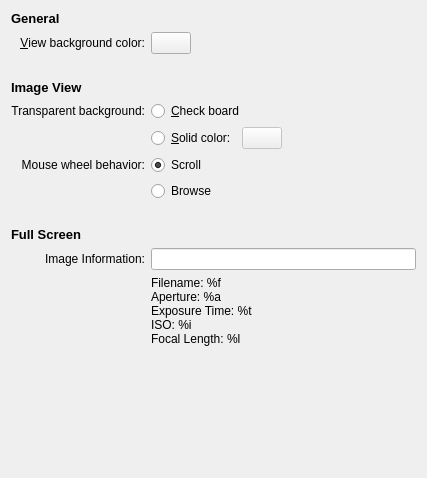
Before: the Qt Designer form app/configdialog.ui in KDE/gwenview, drawn with Qt 5.
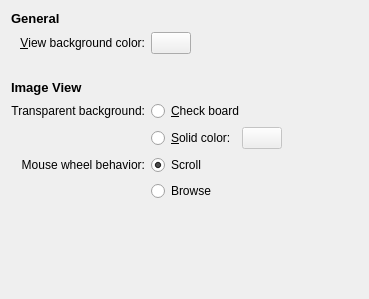
After: the same form once the commit is applied. Custom widgets are drawn as their Qt base class.

Commit message: Removed fullscreen configuration.

```diff
--- a/app/configdialog.ui
+++ b/app/configdialog.ui
@@ -5,8 +5,8 @@
    <rect>
     <x>0</x>
     <y>0</y>
-    <width>427</width>
-    <height>478</height>
+    <width>369</width>
+    <height>299</height>
    </rect>
   </property>
   <layout class="QGridLayout" name="gridLayout" >
@@ -159,7 +159,7 @@
        </property>
        <property name="sizeHint" stdset="0" >
         <size>
-         <width>40</width>
+         <width>20</width>
          <height>20</height>
         </size>
        </property>
@@ -228,67 +228,14 @@
      </item>
     </layout>
    </item>
-   <item row="8" column="0" >
+   <item row="8" column="0" colspan="2" >
     <spacer>
      <property name="orientation" >
       <enum>Qt::Vertical</enum>
      </property>
-     <property name="sizeType" >
-      <enum>QSizePolicy::Fixed</enum>
-     </property>
      <property name="sizeHint" stdset="0" >
       <size>
        <width>20</width>
-       <height>20</height>
-      </size>
-     </property>
-    </spacer>
-   </item>
-   <item row="9" column="0" colspan="2" >
-    <widget class="QLabel" name="label_5" >
-     <property name="text" >
-      <string>&lt;html>&lt;head>&lt;meta name="qrichtext" content="1" />&lt;style type="text/css">
-p, li { white-space: pre-wrap; }
-&lt;/style>&lt;/head>&lt;body style=" font-family:'Sans Serif'; font-size:10pt; font-weight:400; font-style:normal;">
-&lt;p style=" margin-top:0px; margin-bottom:0px; margin-left:0px; margin-right:0px; -qt-block-indent:0; text-indent:0px;">&lt;span style=" font-weight:600;">Full Screen&lt;/span>&lt;/p>&lt;/body>&lt;/html></string>
-     </property>
-    </widget>
-   </item>
-   <item row="10" column="0" >
-    <widget class="QLabel" name="label_6" >
-     <property name="text" >
-      <string>Image Information:</string>
-     </property>
-     <property name="alignment" >
-      <set>Qt::AlignRight|Qt::AlignTrailing|Qt::AlignVCenter</set>
-     </property>
-     <property name="buddy" >
-      <cstring>kcfg_FullScreenInfo</cstring>
-     </property>
-    </widget>
-   </item>
-   <item row="10" column="1" >
-    <widget class="QLineEdit" name="kcfg_FullScreenInfo" />
-   </item>
-   <item row="11" column="1" >
-    <widget class="QLabel" name="label_2" >
-     <property name="text" >
-      <string>Filename: %f
-Aperture: %a
-Exposure Time: %t
-ISO: %i
-Focal Length: %l</string>
-     </property>
-    </widget>
-   </item>
-   <item row="12" column="0" colspan="2" >
-    <spacer>
-     <property name="orientation" >
-      <enum>Qt::Vertical</enum>
-     </property>
-     <property name="sizeHint" stdset="0" >
-      <size>
-       <width>399</width>
        <height>16</height>
       </size>
      </property>
```
